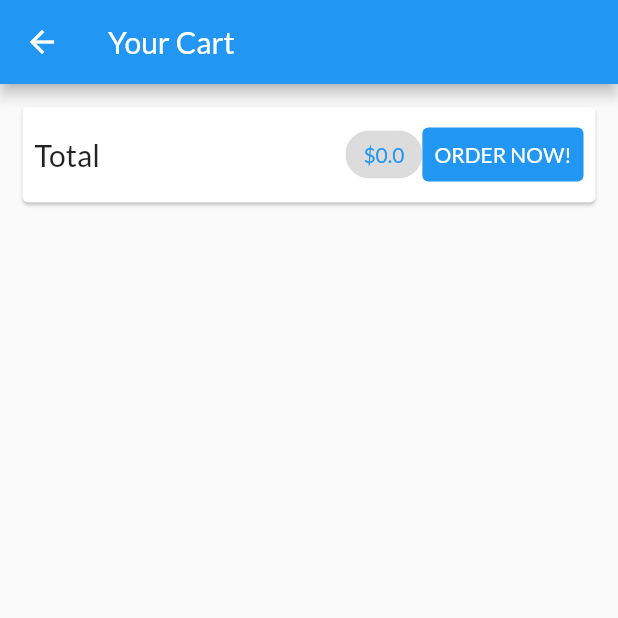
After one commit to aqasim23/prac_shop_app, a Flutter app: the cartScreen screen opened by its route, after a tap on "ORDER NOW!", on a phone screen of 412 x 824 dp, the top half of it. The commit adds this screen. Run offline on Flutter 3.47's test engine with Material 2 defaults, Android fonts, the phone set to English and light mode, and no system bars; network calls fail.

Commit message:
added cart screen, order now button, order widget, detail screen

```diff
--- /dev/null
+++ b/lib/Screens/cart_screen.dart
@@ -0,0 +1,73 @@
+import 'package:flutter/material.dart';
+import 'package:provider/provider.dart';
+import '../providers/cart.dart' show Cart;
+import '../Widgets/cart_item.dart';
+import '../providers/orders.dart';
+
+class cartScreen extends StatelessWidget {
+  static const routeName = '/cart';
+  @override
+  Widget build(BuildContext context) {
+    final cart = Provider.of<Cart>(context);
+    return Scaffold(
+      appBar: AppBar(
+        title: Text('Your Cart'),
+      ),
+      body: Column(
+        children: [
+          Card(
+            margin: EdgeInsets.all(15),
+            child: Padding(
+              padding: const EdgeInsets.all(8.0),
+              child: Row(
+                  mainAxisAlignment: MainAxisAlignment.spaceBetween,
+                  children: [
+                    Text(
+                      'Total',
+                      style: TextStyle(fontSize: 20),
+                    ),
+                    Spacer(),
+                    Chip(
+                      label: Text(
+                        '\$${cart.totalAmount}',
+                        style: TextStyle(
+                          color: Theme.of(context).colorScheme.secondary,
+                        ),
+                      ),
+                    ),
+                    TextButton(
+                      style: TextButton.styleFrom(
+                        primary: Colors.white,
+                        backgroundColor: Colors.blue,
+                      ),
+                      onPressed: () {
+                        Provider.of<Orders>(context, listen: false).addOrder(
+                          cart.items.values.toList(),
+                          cart.totalAmount,
+                        );
+                        cart.clearCart();
+                      },
+                      child: Text('ORDER NOW!'),
+                    )
+                  ]),
+            ),
+          ),
+          SizedBox(
+            height: 10,
+          ),
+          Expanded(
+            child: ListView.builder(
+                itemCount: cart.itemCount,
+                itemBuilder: (ctx, i) => cartItem(
+                      cart.items.values.toList()[i].id,
+                      cart.items.values.toList()[i].price,
+                      cart.items.values.toList()[i].quantity,
+                      cart.items.values.toList()[i].title,
+                      cart.items.keys.toList()[i],
+                    )),
+          ),
+        ],
+      ),
+    );
+  }
+}
--- a/lib/Screens/products_overview_screen.dart
+++ b/lib/Screens/products_overview_screen.dart
@@ -4,6 +4,7 @@
 import '../Widgets/ProductsGrid.dart';
 import '../Widgets/badge.dart';
 import '../providers/cart.dart';
+import '../Screens/cart_screen.dart';
 
 enum FilterOptions {
   Favourites,
@@ -58,7 +59,9 @@
               value: cartObject.itemCount.toString(),
             ),
             child: IconButton(
-              onPressed: () {},
+              onPressed: () {
+                Navigator.of(context).pushNamed(cartScreen.routeName);
+              },
               icon: Icon(Icons.shopping_cart),
             ),
           ),
--- a/lib/providers/cart.dart
+++ b/lib/providers/cart.dart
@@ -52,4 +52,24 @@
   int get itemCount {
     return _items.length;
   }
+
+  double get totalAmount {
+    double total = 0.0;
+    _items.forEach(
+      (key, CartItem) {
+        total += CartItem.price * CartItem.quantity;
+      },
+    );
+    return total;
+  }
+
+  void removeItem(String productId) {
+    _items.remove(productId);
+    notifyListeners();
+  }
+
+  void clearCart() {
+    _items = {};
+    notifyListeners();
+  }
 }
--- /dev/null
+++ b/lib/providers/orders.dart
@@ -0,0 +1,37 @@
+import 'package:flutter/foundation.dart';
+
+import './cart.dart';
+
+class OrderItem {
+  final String id;
+  final double amount;
+  final List<CartItem> products;
+  final DateTime dateTime;
+
+  OrderItem({
+    @required this.id,
+    @required this.amount,
+    @required this.dateTime,
+    @required this.products,
+  });
+}
+
+class Orders with ChangeNotifier {
+  List<OrderItem> _orders = [];
+
+  List<OrderItem> get orders {
+    return [..._orders];
+  }
+
+  void addOrder(List<CartItem> cartProducts, double total) {
+    _orders.insert(
+      0,
+      OrderItem(
+          id: DateTime.now().toString(),
+          amount: total,
+          dateTime: DateTime.now(),
+          products: cartProducts),
+    );
+    notifyListeners();
+  }
+}
```
Also changed, not shown: lib/Screens/product_detail_screen.dart (+34 -0 lines), lib/Widgets/cart_item.dart (added, +70 -0 lines), lib/main.dart (+7 -0 lines).
